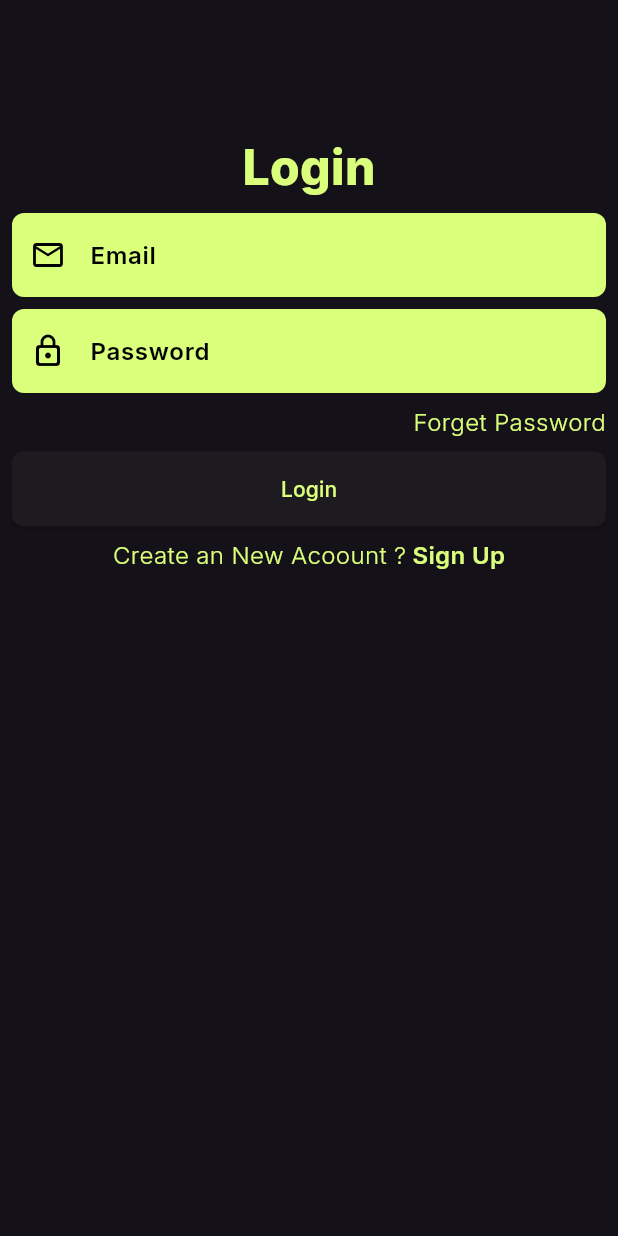
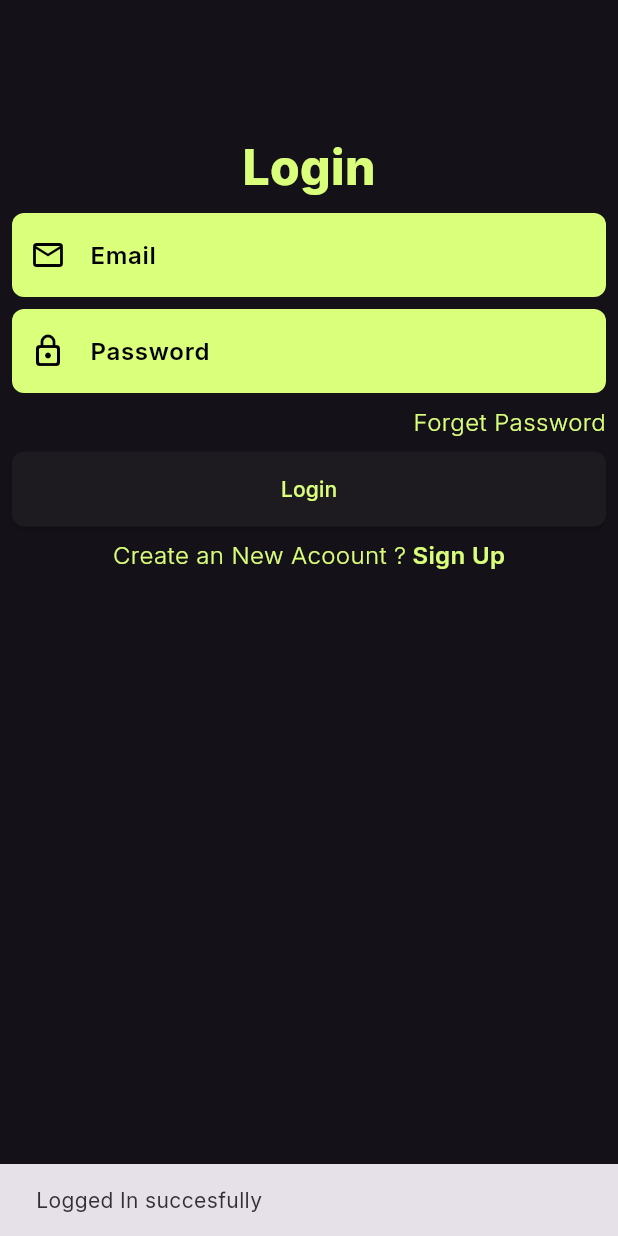
Before and after one commit to pranav514/event-management-system, a Flutter app: the LoginPage screen opened directly, after a tap on "Login", on a phone screen of 412 x 824 dp. Run offline on Flutter 3.47's test engine with Material 3 defaults, Android fonts, the phone set to English and light mode, and no system bars; our stand-ins replace appwrite, google_fonts, shared_preferences; accounts and stored records are empty; network calls fail.

Commit message:
signup,login completed

```diff
--- a/lib/auth.dart
+++ b/lib/auth.dart
@@ -1,7 +1,46 @@
 import 'package:appwrite/appwrite.dart';
+import 'package:appwrite/models.dart';
+import 'package:ems/saved_data.dart';
+import 'package:ems/views/database.dart';
 
-Client client = Client()
+Client client = Client().setEndpoint('https://cloud.appwrite.io/v1').setProject('65b6843137928d08e7f3').setSelfSigned(status: true); // For self signed certificates, only use for development
 
-    .setEndpoint('https://cloud.appwrite.io/v1')
-    .setProject('65b6843137928d08e7f3')
-    .setSelfSigned(status: true); // For self signed certificates, only use for development
+Account account = Account(client);
+Future<String> createUser(String name, String email, String password) async {
+  try {
+    final user = await account.create(userId: ID.unique(), email: email, password: password, name: name);
+    saveUserData(name, email, user.$id);
+    return "success";
+  } on AppwriteException catch (e) {
+    return e.message.toString();
+  }
+}
+
+// Login User
+
+Future loginUser(String email, String password) async {
+  try {
+    final user = await account.createEmailSession(email: email, password: password);
+    getUserData();
+    SavedData.saveUserId(user.userId);
+    return true;
+  } on AppwriteException catch (e) {
+    return false;
+  }
+}
+
+//logout the user
+Future logoutUser() async {
+  await account.deleteSession(sessionId: 'current');
+}
+
+//check if user have an active session or not
+
+Future checkSessions() async {
+  try {
+    await account.getSession(sessionId: 'current');
+    return true;
+  } catch (e) {
+    return false;
+  }
+}
--- a/lib/containers/custom_input_form.dart
+++ b/lib/containers/custom_input_form.dart
@@ -28,14 +28,14 @@ class CustomInputForm extends StatelessWidget {
       controller: controller,
       readOnly: readOnly ?? false,
       onTap: onTap,
-      style: const TextStyle(color: Color.fromARGB(0, 0, 0, 0), fontWeight: FontWeight.w900),
+      style: const TextStyle(color: Colors.black, fontWeight: FontWeight.w900),
       maxLines: maxLines ?? 1,
       obscureText: obscureText ?? false,
       keyboardType: keyboardType ?? TextInputType.text,
       cursorColor: Colors.black,
       decoration: InputDecoration(
         filled: true,
-        fillColor: Color.fromARGB(255, 218, 255, 123),
+        fillColor: const Color.fromARGB(255, 218, 255, 123),
         border: OutlineInputBorder(
           borderSide: BorderSide.none,
           borderRadius: BorderRadius.circular(8),
--- /dev/null
+++ b/lib/saved_data.dart
@@ -0,0 +1,41 @@
+import 'package:shared_preferences/shared_preferences.dart';
+
+class SavedData {
+  static SharedPreferences? preferences;
+
+  static Future<void> init() async {
+    preferences = await SharedPreferences.getInstance();
+  }
+
+  // Save user id on device
+
+  static Future<void> saveUserId(String id) async {
+    await preferences!.setString("userId", id);
+  }
+
+  // Get the user Id
+
+  static String getUserId() {
+    return preferences!.getString("userId") ?? "";
+  }
+
+// Save user name
+  static Future<void> saveUserName(String name) async {
+    await preferences!.setString("name", name);
+  }
+  // Get the user Id
+
+  static String getUserName() {
+    return preferences!.getString("name") ?? "";
+  }
+
+// Save user email
+  static Future<void> saveUserEmail(String email) async {
+    await preferences!.setString("email", email);
+  }
+  // Get the user email
+
+  static String getUserEmail() {
+    return preferences!.getString("email") ?? "";
+  }
+}
--- /dev/null
+++ b/lib/views/database.dart
@@ -0,0 +1,38 @@
+import 'package:appwrite/appwrite.dart';
+import 'package:ems/auth.dart';
+import 'package:ems/saved_data.dart';
+
+String databaseId = "65b746e28ea4d94567d0";
+
+final Databases databases = Databases(client);
+
+// save the user data to appwrite database
+Future<void> saveUserData(String name, String email, String userId) async {
+  return await databases
+      .createDocument(databaseId: databaseId, collectionId: "65b74711884f99b6a05b", documentId: ID.unique(), data: {
+        "name": name,
+        "email": email,
+        "userId": userId,
+      })
+      .then((value) => print("Document Created"))
+      .catchError((e) => print(e));
+}
+
+// get user data from the database
+
+Future getUserData() async {
+  final id = SavedData.getUserId();
+  try {
+    final data = await databases.listDocuments(databaseId: databaseId, collectionId: "65b74711884f99b6a05b", queries: [
+      Query.equal("userId", id),
+    ]);
+    SavedData.saveUserName(data.documents[0].data['name']);
+    SavedData.saveUserEmail(data.documents[0].data['email']);
+
+    SavedData.saveUserName(data.documents[0].data['name']);
+    SavedData.saveUserEmail(data.documents[0].data['email']);
+    print(data);
+  } catch (e) {
+    print(e);
+  }
+}
--- a/lib/views/login.dart
+++ b/lib/views/login.dart
@@ -1,5 +1,8 @@
+import 'package:ems/auth.dart';
 import 'package:ems/constants/colors.dart';
 import 'package:ems/containers/custom_input_form.dart';
+import 'package:ems/views/homepage.dart';
+import 'package:ems/views/signup.dart';
 import 'package:flutter/material.dart';
 
 class LoginPage extends StatefulWidget {
@@ -10,6 +13,8 @@ class LoginPage extends StatefulWidget {
 }
 
 class _LoginPageState extends State<LoginPage> {
+  final TextEditingController _emailController = TextEditingController();
+  final TextEditingController _passwordController = TextEditingController();
   @override
   Widget build(BuildContext context) {
     return Scaffold(
@@ -28,11 +33,13 @@ class _LoginPageState extends State<LoginPage> {
             SizedBox(
               height: 8,
             ),
-            CustomInputForm(icon: Icons.email_outlined, label: "Email", hint: "Enter your Email"),
+            CustomInputForm(controller: _emailController, icon: Icons.email_outlined, label: "Email", hint: "Enter your Email"),
             SizedBox(
               height: 8,
             ),
-            CustomInputForm(icon: Icons.lock_outline_rounded, label: "Password", hint: "Enter your Password"),
+            CustomInputForm(
+              obscureText: true,
+              controller: _passwordController, icon: Icons.lock_outline_rounded, label: "Password", hint: "Enter your Password"),
             SizedBox(
               height: 8,
             ),
@@ -52,7 +59,18 @@ class _LoginPageState extends State<LoginPage> {
               width: double.infinity,
               height: 50,
               child: ElevatedButton(
-                onPressed: () {},
+                onPressed: () {
+                  loginUser(_emailController.text, _passwordController.text).
+                  then((value) {
+                    if(value){
+                       ScaffoldMessenger.of(context).showSnackBar(SnackBar(content: Text("Logged In succesfully")));
+                      Future.delayed(Duration(seconds: 2), () => Navigator.push(context, MaterialPageRoute(builder: (context) => Homepage())));
+                    }
+                     else {
+                      ScaffoldMessenger.of(context).showSnackBar(SnackBar(content: Text("Login Failed Try Again")));
+                    }
+                  });
+                },
                 child: Text("Login"),
                 style: OutlinedButton.styleFrom(
                   foregroundColor: KLightBlue,
@@ -65,18 +83,26 @@ class _LoginPageState extends State<LoginPage> {
             SizedBox(
               height: 8,
             ),
-            Row(
-              mainAxisAlignment: MainAxisAlignment.center,
-              children: [
-                Text("Create an New Acoount ?",style: TextStyle(color: KLightBlue,
-                fontSize: 16,fontWeight: FontWeight.w300),),
-                SizedBox(width: 4,),
-                Text("Sign Up",
-                style: TextStyle(color: KLightBlue,
-                fontSize: 16,fontWeight: FontWeight.w600),
-                )
-              ],
-
+            GestureDetector(
+                onTap: () => Navigator.push(context,
+              MaterialPageRoute(builder: (context)=> SignUpPage())
+              ),
+              child: Row(
+                mainAxisAlignment: MainAxisAlignment.center,
+                children: [
+                  Text(
+                    "Create an New Acoount ?",
+                    style: TextStyle(color: KLightBlue, fontSize: 16, fontWeight: FontWeight.w300),
+                  ),
+                  SizedBox(
+                    width: 4,
+                  ),
+                  Text(
+                    "Sign Up",
+                    style: TextStyle(color: KLightBlue, fontSize: 16, fontWeight: FontWeight.w600),
+                  )
+                ],
+              ),
             )
           ],
         ),
```
Also changed, not shown: lib/main.dart (+6 -28 lines), lib/views/checkSessions.dart (added, +35 -0 lines), lib/views/homepage.dart (+28 -11 lines), lib/views/signup.dart (+19 -50 lines), 1 other file.
